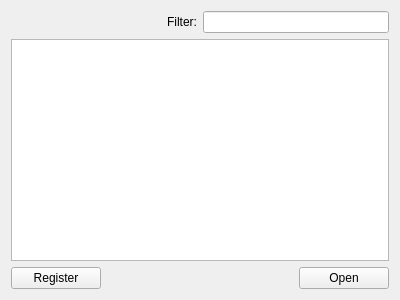
The window that PluginListWidget.ui (asianirish/AI-Ronaut) describes before a commit, drawn with Qt 5.
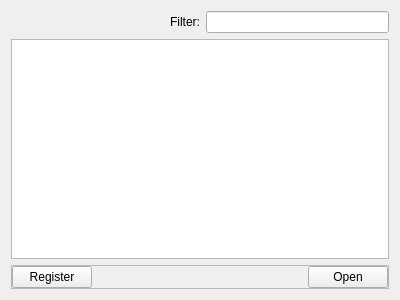
The same window after the commit.

Commit message: rename to openPluginButton

```diff
--- a/PluginListWidget.ui
+++ b/PluginListWidget.ui
@@ -14,26 +14,6 @@
    <string>Form</string>
   </property>
   <layout class="QGridLayout" name="gridLayout">
-   <item row="2" column="3">
-    <widget class="QPushButton" name="openPluginButton">
-     <property name="text">
-      <string>Open</string>
-     </property>
-    </widget>
-   </item>
-   <item row="0" column="1">
-    <widget class="QLabel" name="label">
-     <property name="text">
-      <string>Filter:</string>
-     </property>
-     <property name="alignment">
-      <set>Qt::AlignRight|Qt::AlignTrailing|Qt::AlignVCenter</set>
-     </property>
-    </widget>
-   </item>
-   <item row="0" column="2" colspan="2">
-    <widget class="QLineEdit" name="lineEdit"/>
-   </item>
    <item row="1" column="0" colspan="4">
     <widget class="QListView" name="listView">
      <property name="sizePolicy">
@@ -44,11 +24,71 @@
      </property>
     </widget>
    </item>
-   <item row="2" column="0">
-    <widget class="QPushButton" name="pushButton_2">
+   <item row="0" column="1">
+    <widget class="QLabel" name="label">
      <property name="text">
-      <string>Register</string>
+      <string>Filter:</string>
      </property>
+     <property name="alignment">
+      <set>Qt::AlignRight|Qt::AlignTrailing|Qt::AlignVCenter</set>
+     </property>
+    </widget>
+   </item>
+   <item row="0" column="2" colspan="2">
+    <widget class="QLineEdit" name="lineEdit"/>
+   </item>
+   <item row="2" column="0" colspan="4">
+    <widget class="QFrame" name="frame">
+     <property name="frameShape">
+      <enum>QFrame::StyledPanel</enum>
+     </property>
+     <property name="frameShadow">
+      <enum>QFrame::Raised</enum>
+     </property>
+     <layout class="QGridLayout" name="gridLayout_2">
+      <property name="leftMargin">
+       <number>0</number>
+      </property>
+      <property name="topMargin">
+       <number>0</number>
+      </property>
+      <property name="rightMargin">
+       <number>0</number>
+      </property>
+      <property name="bottomMargin">
+       <number>0</number>
+      </property>
+      <property name="horizontalSpacing">
+       <number>6</number>
+      </property>
+      <item row="0" column="0">
+       <widget class="QPushButton" name="registerPluginButton">
+        <property name="text">
+         <string>Register</string>
+        </property>
+       </widget>
+      </item>
+      <item row="0" column="2">
+       <widget class="QPushButton" name="openPluginButton">
+        <property name="text">
+         <string>Open</string>
+        </property>
+       </widget>
+      </item>
+      <item row="0" column="1">
+       <spacer name="horizontalSpacer">
+        <property name="orientation">
+         <enum>Qt::Horizontal</enum>
+        </property>
+        <property name="sizeHint" stdset="0">
+         <size>
+          <width>40</width>
+          <height>20</height>
+         </size>
+        </property>
+       </spacer>
+      </item>
+     </layout>
     </widget>
    </item>
   </layout>
```
